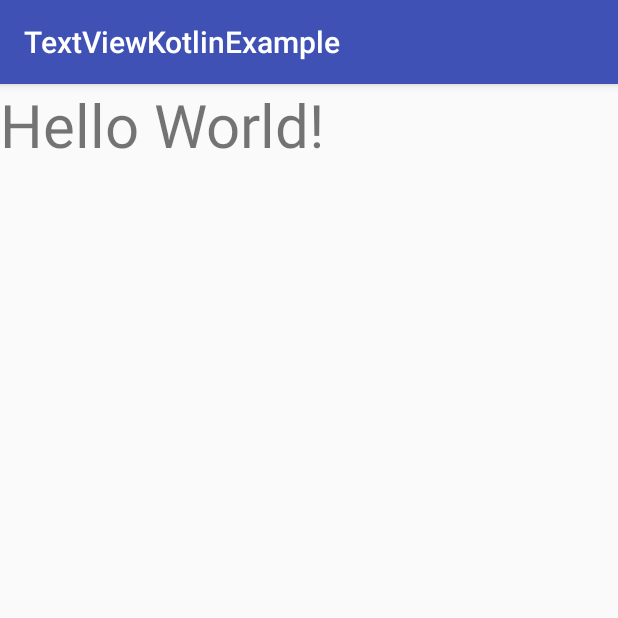
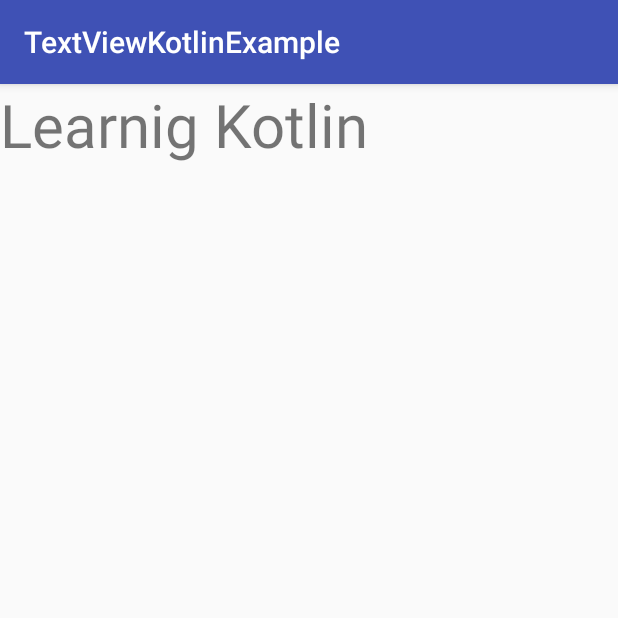
Before and after one commit to androidtutors/TextViewKotlinExample, an Android app: the screen it shows after launch (MainActivity), on a phone screen of 412 x 824 dp, the top half of it. Run offline under Robolectric (Android 15) with nearby library versions, the phone set to English and light mode, and no system bars.

Commit message:
TODO 6 : Change the text of textview_hello to "Learning Kotlin"

```diff
--- a/app/src/main/java/com/androidtutors/textviewkotlinexample/MainActivity.kt
+++ b/app/src/main/java/com/androidtutors/textviewkotlinexample/MainActivity.kt
@@ -2,6 +2,7 @@ package com.androidtutors.textviewkotlinexample
 
 import android.support.v7.app.AppCompatActivity
 import android.os.Bundle
+import kotlinx.android.synthetic.main.activity_main.*
 
 class MainActivity : AppCompatActivity() {
 
@@ -10,6 +11,7 @@ class MainActivity : AppCompatActivity() {
         setContentView(R.layout.activity_main)
 
         //TODO 6 : Change the text of textview_hello to "Learning Kotlin"
+        textview_hello.text = "Learnig Kotlin"
 
         //TODO 7 : Adding onClickListener on textview_hello
         //TODO 8 : Changing the text of textview_hello to "You clicked me!"
```
